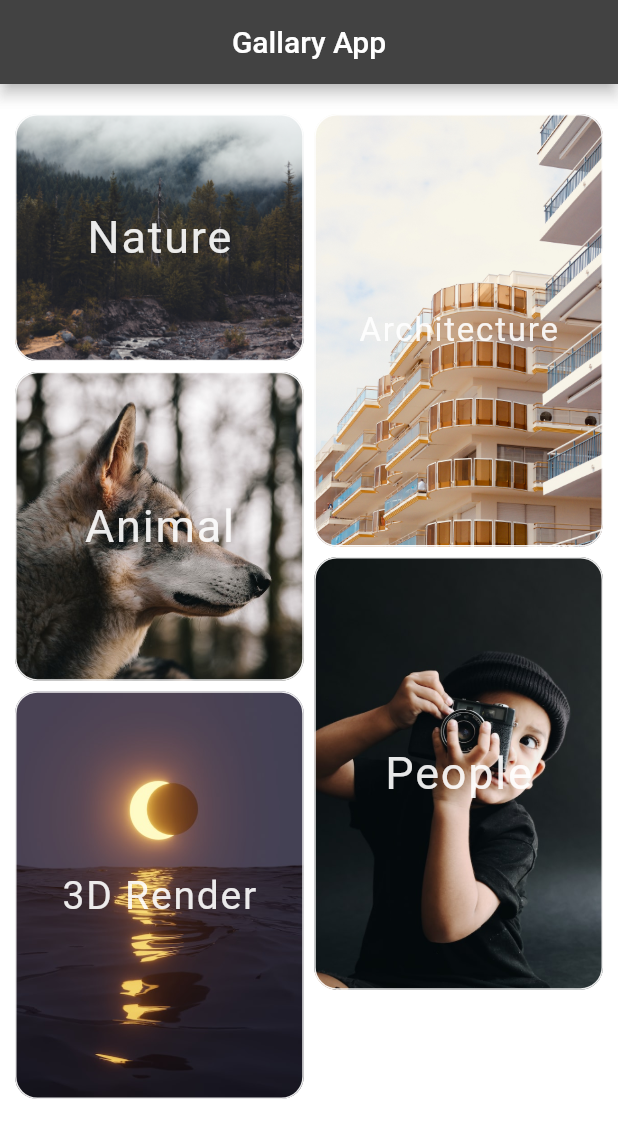
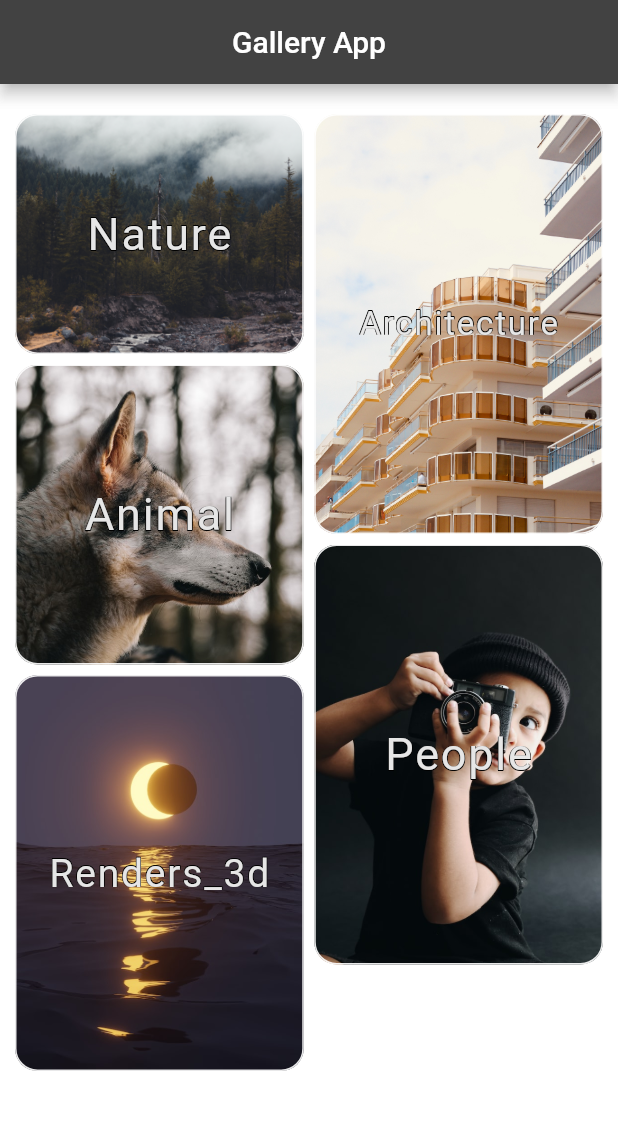
Before and after one commit to IshanKakadiya/Media_Booster, a Flutter app: the screen it shows after launch, on a phone screen of 412 x 824 dp. Shown: the top 1138 px of the screen. Run offline on Flutter 3.47's test engine with Material 2 defaults, Android fonts, the phone set to English and light mode, and no system bars; our stand-ins replace carousel_slider, google_fonts.

Commit message:
Gallery App

```diff
--- a/lib/Globle.dart
+++ b/lib/Globle.dart
@@ -3,52 +3,90 @@
 class Globle {
   static int index = 0;
 
-  static List nature = [
-    "assets/nature/water.jpg",
-    "assets/nature/sunset.jpg",
-    "assets/nature/waterfall.jpg",
-    "assets/nature/malik.jpg",
+  static List dynamicUI = [
+    {
+      "fontsize": 30.0,
+      "height": 160.0,
+      "name": "Nature",
+      "path": "assets/nature/water.jpg"
+    },
+    {
+      "fontsize": 22.0,
+      "height": 280.0,
+      "name": "Architecture",
+      "path": "assets/Architecture/Architecture.jpg"
+    },
+    {
+      "fontsize": 30.0,
+      "height": 200.0,
+      "name": "Animal",
+      "path": "assets/Animal/animal.jpg"
+    },
+    {
+      "fontsize": 30.0,
+      "height": 280.0,
+      "name": "People",
+      "path": "assets/People/people.jpg"
+    },
+    {
+      "fontsize": 26.0,
+      "height": 264.0,
+      "name": "Renders_3d",
+      "path": "assets/3D_Renders/3D8.jpg"
+    },
   ];
 
-  static List architecture = [
-    "assets/Architecture/Architecture.jpg",
-    "assets/Architecture/Architecture2.jpg",
-    "assets/Architecture/Architecture3.jpg",
-    "assets/Architecture/Architecture4.jpg",
-    "assets/Architecture/Architecture5.jpg",
-    "assets/Architecture/bulding.jpg",
-  ];
+  static List imageAddList = [];
 
-  static List animal = [
-    "assets/Animal/animal.jpg",
-    "assets/Animal/animal2.jpg",
-    "assets/Animal/animal3.jpg",
-    "assets/Animal/animal4.jpg",
-    "assets/Animal/animal5.jpg",
-    "assets/Animal/animal6.jpg",
-  ];
-
-  static List people = [
-    "assets/People/people.jpg",
-    "assets/People/people2.jpg",
-    "assets/People/people3.jpg",
-    "assets/People/people4.jpg",
-    "assets/People/people5.jpg",
-    "assets/People/people6.jpg",
-    "assets/People/people7.jpg",
-  ];
-
-  static List renders_3d = [
-    "assets/3D_Renders/3D8.jpg",
-    "assets/3D_Renders/3D7.jpg",
-    "assets/3D_Renders/3D6.jpg",
-    "assets/3D_Renders/3D5.jpg",
-    "assets/3D_Renders/3D4.jpg",
-    "assets/3D_Renders/3D3.jpg",
-    "assets/3D_Renders/3D2.jpg",
-    "assets/3D_Renders/3D1.jpg",
-    "assets/3D_Renders/3D9.jpg",
-    "assets/3D_Renders/3D10.jpg",
-    "assets/3D_Renders/3D11.jpg",
+  static List allImageList = [
+    {"path": "assets/nature/water.jpg", "category": "Nature"},
+    {"path": "assets/nature/sunset.jpg", "category": "Nature"},
+    {"path": "assets/nature/waterfall.jpg", "category": "Nature"},
+    {"path": "assets/nature/malik.jpg", "category": "Nature"},
+    {
+      "path": "assets/Architecture/Architecture.jpg",
+      "category": "Architecture"
+    },
+    {
+      "path": "assets/Architecture/Architecture2.jpg",
+      "category": "Architecture"
+    },
+    {
+      "path": "assets/Architecture/Architecture3.jpg",
+      "category": "Architecture"
+    },
+    {
+      "path": "assets/Architecture/Architecture4.jpg",
+      "category": "Architecture"
+    },
+    {
+      "path": "assets/Architecture/Architecture5.jpg",
+      "category": "Architecture"
+    },
+    {"path": "assets/Architecture/bulding.jpg", "category": "Architecture"},
+    {"path": "assets/Animal/animal.jpg", "category": "Animal"},
+    {"path": "assets/Animal/animal2.jpg", "category": "Animal"},
+    {"path": "assets/Animal/animal3.jpg", "category": "Animal"},
+    {"path": "assets/Animal/animal4.jpg", "category": "Animal"},
+    {"path": "assets/Animal/animal5.jpg", "category": "Animal"},
+    {"path": "assets/Animal/animal6.jpg", "category": "Animal"},
+    {"path": "assets/People/people.jpg", "category": "People"},
+    {"path": "assets/People/people2.jpg", "category": "People"},
+    {"path": "assets/People/people3.jpg", "category": "People"},
+    {"path": "assets/People/people4.jpg", "category": "People"},
+    {"path": "assets/People/people5.jpg", "category": "People"},
+    {"path": "assets/People/people6.jpg", "category": "People"},
+    {"path": "assets/People/people7.jpg", "category": "People"},
+    {"path": "assets/3D_Renders/3D8.jpg", "category": "Renders_3d"},
+    {"path": "assets/3D_Renders/3D7.jpg", "category": "Renders_3d"},
+    {"path": "assets/3D_Renders/3D6.jpg", "category": "Renders_3d"},
+    {"path": "assets/3D_Renders/3D5.jpg", "category": "Renders_3d"},
+    {"path": "assets/3D_Renders/3D4.jpg", "category": "Renders_3d"},
+    {"path": "assets/3D_Renders/3D3.jpg", "category": "Renders_3d"},
+    {"path": "assets/3D_Renders/3D2.jpg", "category": "Renders_3d"},
+    {"path": "assets/3D_Renders/3D1.jpg", "category": "Renders_3d"},
+    {"path": "assets/3D_Renders/3D9.jpg", "category": "Renders_3d"},
+    {"path": "assets/3D_Renders/3D10.jpg", "category": "Renders_3d"},
+    {"path": "assets/3D_Renders/3D11.jpg", "category": "Renders_3d"},
   ];
 }
--- a/lib/main.dart
+++ b/lib/main.dart
@@ -27,6 +27,17 @@ class MyApp extends StatefulWidget {
 }
 
 class _MyAppState extends State<MyApp> {
+  imageAdd() {
+    Globle.imageAddList = [];
+
+    for (int i = 0; i < Globle.allImageList.length; i++) {
+      if (Globle.allImageList[i]["category"] ==
+          Globle.dynamicUI[Globle.index]["name"]) {
+        Globle.imageAddList.add(Globle.allImageList[i]);
+      }
+    }
+  }
+
   @override
   Widget build(BuildContext context) {
     double _height = MediaQuery.of(context).size.height;
@@ -34,7 +45,7 @@ class _MyAppState extends State<MyApp> {
 
     return Scaffold(
       appBar: AppBar(
-        title: const Text("Gallary App"),
+        title: const Text("Gallery App"),
         centerTitle: true,
       ),
       body: Padding(
@@ -43,17 +54,19 @@ class _MyAppState extends State<MyApp> {
           crossAxisCount: 2,
           mainAxisSpacing: 7,
           crossAxisSpacing: 7,
-          children: [
-            InkWell(
+          children: Globle.dynamicUI.map((e) {
+            int i = Globle.dynamicUI.indexOf(e);
+
+            return InkWell(
               onTap: () {
                 setState(() {
-                  Globle.index = 0;
+                  Globle.index = i;
+                  imageAdd();
                 });
                 Navigator.of(context).pushNamed("Slider_Page");
               },
               child: Container(
-                height: _height * 0.2,
-                width: _width * 0.5,
+                height: Globle.dynamicUI[i]["height"],
                 decoration: BoxDecoration(
                   borderRadius: BorderRadius.circular(15),
                   border: Border.all(
@@ -61,145 +74,39 @@ class _MyAppState extends State<MyApp> {
                   ),
                   image: DecorationImage(
                     fit: BoxFit.cover,
-                    image: AssetImage("${Globle.nature[0]}"),
+                    image: AssetImage("${Globle.dynamicUI[i]["path"]}"),
                   ),
                 ),
                 alignment: Alignment.center,
                 child: Text(
-                  "Nature",
+                  "${Globle.dynamicUI[i]["name"]}",
                   style: GoogleFonts.carterOne(
                     color: Colors.white.withOpacity(0.9),
                     letterSpacing: 1.2,
-                    fontSize: 30,
+                    fontSize: Globle.dynamicUI[i]["fontsize"],
+                    shadows: [
+                      const Shadow(
+                          // bottomLeft
+                          offset: Offset(-0.5, -0.5),
+                          color: Colors.black),
+                      const Shadow(
+                          // bottomRight
+                          offset: Offset(0.5, -0.5),
+                          color: Colors.black),
+                      const Shadow(
+                          // topRight
+                          offset: Offset(0.5, 0.5),
+                          color: Colors.black),
+                      const Shadow(
+                          // topLeft
+                          offset: Offset(-0.5, 0.5),
+                          color: Colors.black),
+                    ],
                   ),
                 ),
               ),
-            ),
-            InkWell(
-              onTap: () {
-                setState(() {
-                  Globle.index = 1;
-                });
-                Navigator.of(context).pushNamed("Slider_Page");
-              },
-              child: Container(
-                height: _height * 0.35,
-                width: _width * 0.5,
-                decoration: BoxDecoration(
-                  borderRadius: BorderRadius.circular(15),
-                  border: Border.all(
-                    color: Colors.white.withOpacity(0.9),
-                  ),
-                  image: DecorationImage(
-                    fit: BoxFit.cover,
-                    image: AssetImage("${Globle.architecture[0]}"),
-                  ),
-                ),
-                alignment: Alignment.center,
-                child: Text(
-                  "Architecture",
-                  style: GoogleFonts.carterOne(
-                    color: Colors.white.withOpacity(0.9),
-                    letterSpacing: 1.2,
-                    fontSize: 22,
-                  ),
-                ),
-              ),
-            ),
-            InkWell(
-              onTap: () {
-                setState(() {
-                  Globle.index = 2;
-                });
-                Navigator.of(context).pushNamed("Slider_Page");
-              },
-              child: Container(
-                height: _height * 0.25,
-                width: _width * 0.5,
-                decoration: BoxDecoration(
-                  borderRadius: BorderRadius.circular(15),
-                  border: Border.all(
-                    color: Colors.white.withOpacity(0.9),
-                  ),
-                  image: DecorationImage(
-                    fit: BoxFit.cover,
-                    image: AssetImage("${Globle.animal[0]}"),
-                  ),
-                ),
-                alignment: Alignment.center,
-                child: Text(
-                  "Animal",
-                  style: GoogleFonts.carterOne(
-                    color: Colors.white.withOpacity(0.9),
-                    letterSpacing: 1.2,
-                    fontSize: 30,
-                  ),
-                ),
-              ),
-            ),
-            InkWell(
-              onTap: () {
-                setState(() {
-                  Globle.index = 3;
-                });
-                Navigator.of(context).pushNamed("Slider_Page");
-              },
-              child: Container(
-                height: _height * 0.35,
-                width: _width * 0.5,
-                decoration: BoxDecoration(
-                  borderRadius: BorderRadius.circular(15),
-                  border: Border.all(
-                    color: Colors.white.withOpacity(0.9),
-                  ),
-                  image: DecorationImage(
-                    fit: BoxFit.cover,
-                    image: AssetImage("${Globle.people[0]}"),
-                  ),
-                ),
-                alignment: Alignment.center,
-                child: Text(
-                  "People",
-                  style: GoogleFonts.carterOne(
-                    color: Colors.white.withOpacity(0.9),
-                    letterSpacing: 1.2,
-                    fontSize: 30,
-                  ),
-                ),
-              ),
-            ),
-            InkWell(
-              onTap: () {
-                setState(() {
-                  Globle.index = 4;
-                });
-                Navigator.of(context).pushNamed("Slider_Page");
-              },
-              child: Container(
-                height: _height * 0.33,
-                width: _width * 0.1,
-                decoration: BoxDecoration(
-                  borderRadius: BorderRadius.circular(15),
-                  border: Border.all(
-                    color: Colors.white.withOpacity(0.9),
-                  ),
-                  image: DecorationImage(
-                    fit: BoxFit.cover,
-                    image: AssetImage("${Globle.renders_3d[0]}"),
-                  ),
-                ),
-                alignment: Alignment.center,
-                child: Text(
-                  "3D Render",
-                  style: GoogleFonts.carterOne(
-                    color: Colors.white.withOpacity(0.9),
-                    letterSpacing: 1.2,
-                    fontSize: 26,
-                  ),
-                ),
-              ),
-            ),
-          ],
+            );
+          }).toList(),
         ),
       ),
       backgroundColor: Colors.white.withOpacity(0.5),
--- a/lib/screen/slider.dart
+++ b/lib/screen/slider.dart
@@ -17,32 +17,12 @@ class _Slider_PageState extends State<Slider_Page> {
 
   @override
   Widget build(BuildContext context) {
-    String name = "";
-    List allList = [];
-
-    if (Globle.index == 0) {
-      allList = Globle.nature;
-      name = "Nature";
-    } else if (Globle.index == 1) {
-      allList = Globle.architecture;
-      name = "Architecture";
-    } else if (Globle.index == 2) {
-      allList = Globle.animal;
-      name = "Animal";
-    } else if (Globle.index == 3) {
-      allList = Globle.people;
-      name = "People";
-    } else if (Globle.index == 4) {
-      allList = Globle.renders_3d;
-      name = "3D";
-    }
-
     double _height = MediaQuery.of(context).size.height;
     double _width = MediaQuery.of(context).size.width;
 
     return Scaffold(
       appBar: AppBar(
-        title: Text("$name Slider"),
+        title: Text("${Globle.dynamicUI[Globle.index]["name"]} Slider"),
         centerTitle: true,
       ),
       body: Column(
@@ -66,14 +46,14 @@ class _Slider_PageState extends State<Slider_Page> {
                     currentindex = val;
                   });
                 }),
-            items: allList
+            items: Globle.imageAddList
                 .map(
                   (e) => Container(
                     width: _width,
                     decoration: BoxDecoration(
                       image: DecorationImage(
                         fit: BoxFit.cover,
-                        image: AssetImage(e),
+                        image: AssetImage("${e["path"]}"),
                       ),
                     ),
                   ),
@@ -83,8 +63,8 @@ class _Slider_PageState extends State<Slider_Page> {
           const SizedBox(height: 40),
           Row(
             mainAxisAlignment: MainAxisAlignment.center,
-            children: allList.map((e) {
-              int i = allList.indexOf(e);
+            children: Globle.imageAddList.map((e) {
+              int i = Globle.imageAddList.indexOf(e);
 
               return Row(
                 children: [
```
